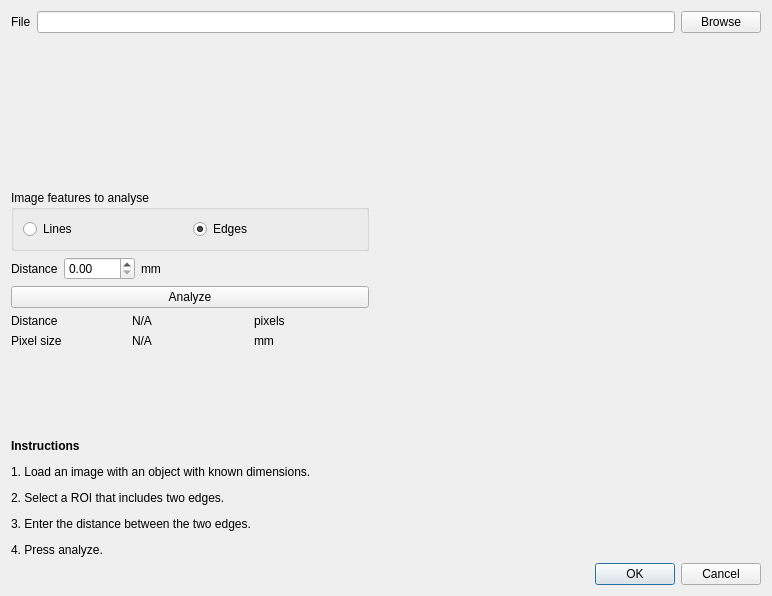
First picture: the form in GUI/qt/QtImaging/pixelsizedlg.ui, repository neutronimaging/imagingsuite, before the edit.
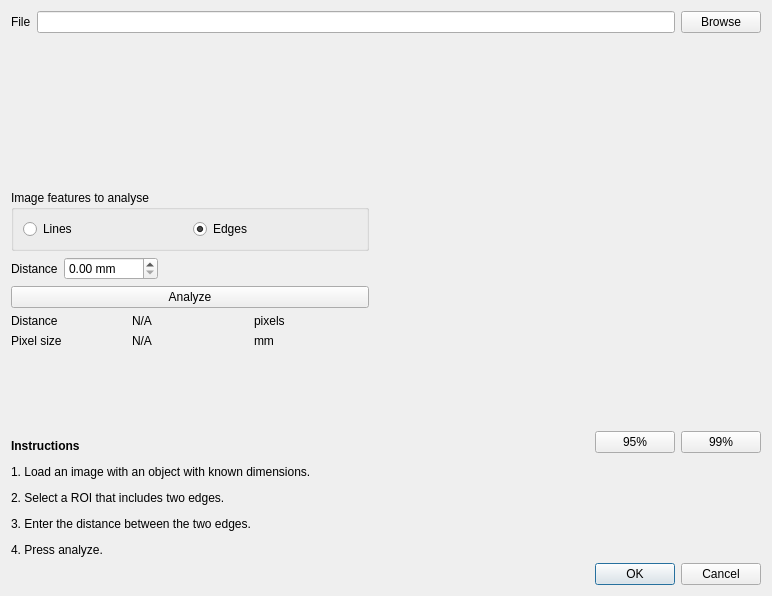
Second picture: the form after the edit. Custom widgets are drawn as their Qt base class.

Commit message: Added quantile buttons for the viewer.

Diff of the .ui file:
```diff
--- a/GUI/qt/QtImaging/pixelsizedlg.ui
+++ b/GUI/qt/QtImaging/pixelsizedlg.ui
@@ -105,18 +105,14 @@
            <property name="toolTip">
             <string>Metric distance between two features in the image.</string>
            </property>
+           <property name="suffix">
+            <string> mm</string>
+           </property>
            <property name="maximum">
             <double>1000.000000000000000</double>
            </property>
           </widget>
          </item>
-         <item>
-          <widget class="QLabel" name="label_4">
-           <property name="text">
-            <string>mm</string>
-           </property>
-          </widget>
-         </item>
          <item>
           <spacer name="horizontalSpacer">
            <property name="orientation">
@@ -211,6 +207,8 @@
       </layout>
      </item>
      <item>
+      <layout class="QVBoxLayout" name="verticalLayout_3">
+       <item>
       <widget class="QtAddons::ImageViewerWidget" name="viewer" native="true">
        <property name="minimumSize">
         <size>
@@ -219,6 +217,52 @@
         </size>
        </property>
       </widget>
+       </item>
+       <item>
+        <layout class="QHBoxLayout" name="horizontalLayout_5">
+         <item>
+          <spacer name="horizontalSpacer_2">
+           <property name="orientation">
+            <enum>Qt::Horizontal</enum>
+           </property>
+           <property name="sizeHint" stdset="0">
+            <size>
+             <width>40</width>
+             <height>20</height>
+            </size>
+           </property>
+          </spacer>
+         </item>
+         <item>
+          <widget class="QPushButton" name="pushButton_level95p">
+           <property name="text">
+            <string>95%</string>
+           </property>
+          </widget>
+         </item>
+         <item>
+          <widget class="QPushButton" name="pushButton_level99p">
+           <property name="text">
+            <string>99%</string>
+           </property>
+          </widget>
+         </item>
+        </layout>
+       </item>
+       <item>
+        <spacer name="verticalSpacer_2">
+         <property name="orientation">
+          <enum>Qt::Vertical</enum>
+         </property>
+         <property name="sizeHint" stdset="0">
+          <size>
+           <width>20</width>
+           <height>40</height>
+          </size>
+         </property>
+        </spacer>
+       </item>
+      </layout>
      </item>
     </layout>
    </item>
```
Lines whose indentation alone changed are shown as unchanged. The commit also changes 2 other files.
